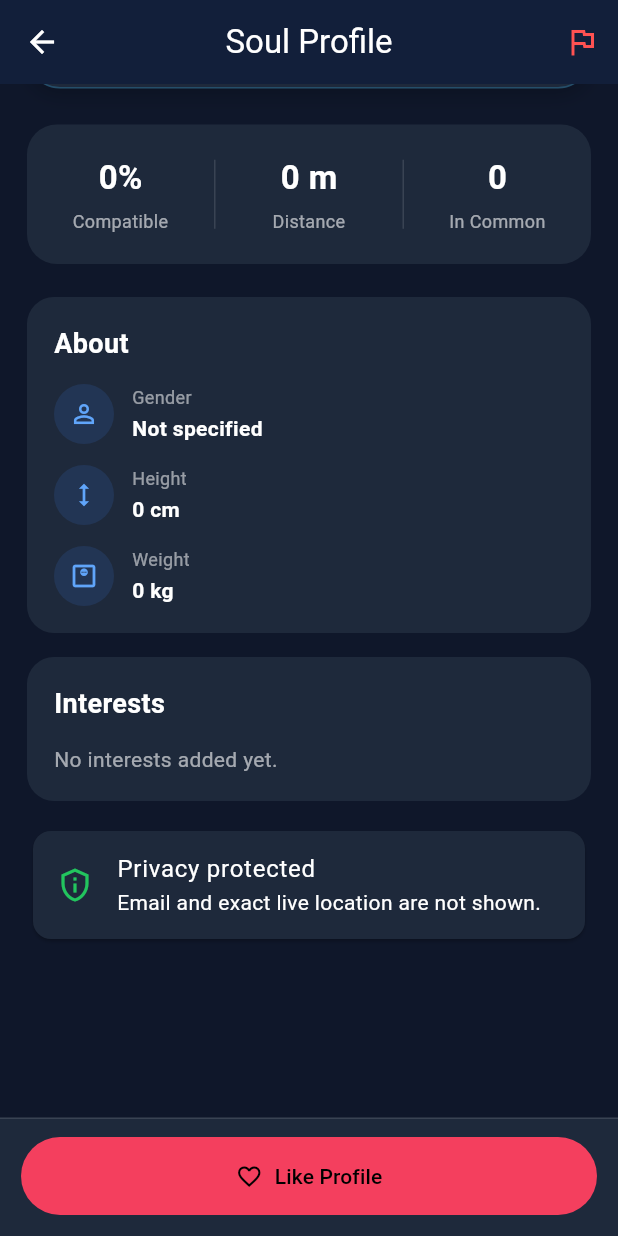
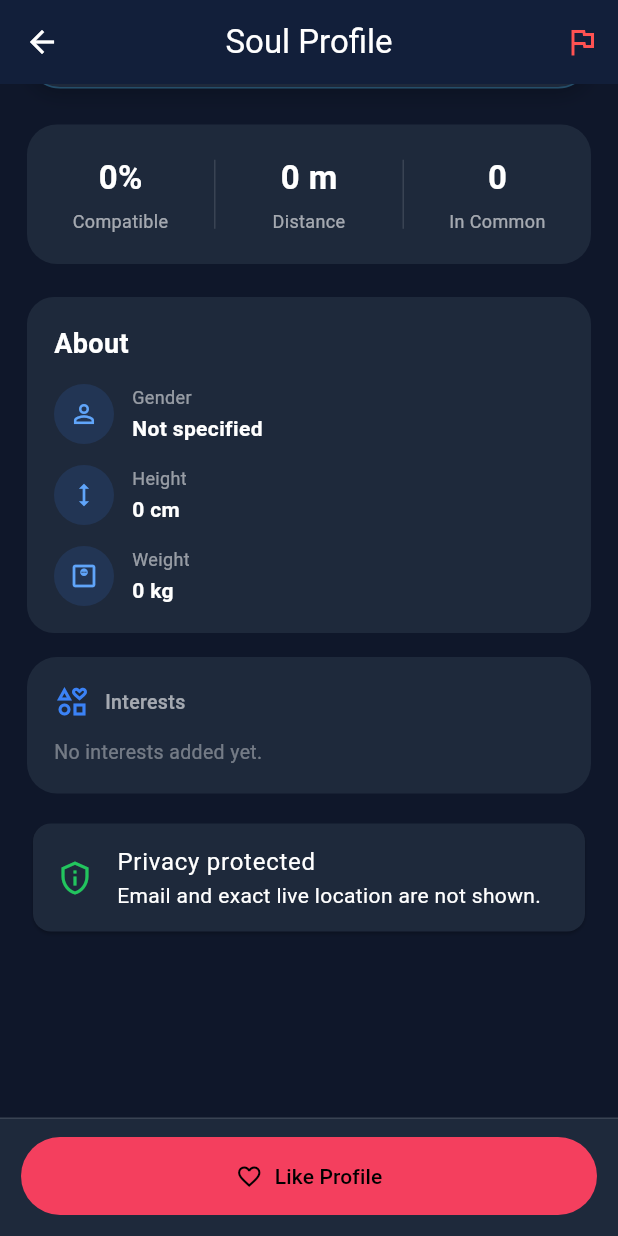
Before and after one commit to yong1412/soul_finder, a Flutter app: the PublicUserProfileView screen opened directly with empty values, scrolled down 352 dp, on a phone screen of 412 x 824 dp. Run offline on Flutter 3.47's test engine with Material 3 defaults, Android fonts, the phone set to English and light mode, and no system bars; our stand-ins replace cloud_firestore, firebase_auth, firebase_core, flutter_map, geolocator, google_maps_flutter and 2 more; missing offline and left inert: media_kit, media_kit_video; accounts and stored records are empty.

Commit message:
Update public_user_profile_view.dart

```diff
--- a/lib/views/public_user_profile_view.dart
+++ b/lib/views/public_user_profile_view.dart
@@ -2,6 +2,7 @@ import 'dart:convert';
 
 import 'package:flutter/material.dart';
 
+import '../models/interest_data.dart';
 import '../services/match_service.dart';
 import '../services/profile_stats_service.dart';
 import '../services/report_service.dart';
@@ -397,51 +398,89 @@ class _PublicUserProfileViewState extends State<PublicUserProfileView> {
             ),
           ),
           const SizedBox(height: 16),
-          _ProfileSection(
-            title: 'Interests',
-            child: profile.interests.isEmpty
+
+          // Interests Card (Styled identically to UserDashboardView My Profile)
+          Container(
+            width: double.infinity,
+            padding: const EdgeInsets.all(18),
+            decoration: BoxDecoration(
+              color: const Color(0xFF1E293B),
+              borderRadius: BorderRadius.circular(20),
+            ),
+            child: Column(
+              crossAxisAlignment: CrossAxisAlignment.start,
+              children: [
+                const Row(
+                  children: [
+                    Icon(
+                      Icons.interests_outlined,
+                      color: Color(0xFF3B82F6),
+                    ),
+                    SizedBox(width: 10),
+                    Text(
+                      'Interests',
+                      style: TextStyle(
+                        color: Colors.white60,
+                        fontSize: 13,
+                        fontWeight: FontWeight.w500,
+                      ),
+                    ),
+                  ],
+                ),
+                const SizedBox(height: 12),
+                profile.interests.isEmpty
                     ? const Text(
                         'No interests added yet.',
-              style: TextStyle(color: Colors.white60),
+                        style: TextStyle(color: Colors.white38, fontSize: 13),
                       )
                     : Wrap(
-              spacing: 9,
-              runSpacing: 9,
-              children: profile.interests
-                  .map(
-                    (interest) => Chip(
+                        spacing: 8,
+                        runSpacing: 8,
+                        children: profile.interests.map((rawInterest) {
+                          final isCommon = candidate.commonInterests.any(
+                            (item) => item.toLowerCase() == rawInterest.toLowerCase(),
+                          );
+                          final label = InterestData.getLabel(rawInterest);
+
+                          return Chip(
                             avatar: Icon(
-                    candidate.commonInterests.any(
-                          (item) =>
-                      item.toLowerCase() ==
-                          interest.toLowerCase(),
-                    )
-                        ? Icons.favorite
-                        : Icons.tag,
-                    size: 16,
-                    color: candidate.commonInterests.any(
-                          (item) =>
-                      item.toLowerCase() ==
-                          interest.toLowerCase(),
-                    )
-                        ? const Color(0xFFF43F5E)
-                        : Colors.white54,
+                              isCommon ? Icons.favorite : Icons.tag,
+                              size: 14,
+                              color: isCommon ? const Color(0xFFF43F5E) : const Color(0xFF38BDF8),
                             ),
-                  label: Text(interest),
-                  backgroundColor: const Color(0xFF273449),
-                  side: BorderSide.none,
+                            label: Text(
+                              label,
+                              style: TextStyle(
+                                color: isCommon ? const Color(0xFFF43F5E) : Colors.white,
+                                fontWeight: isCommon ? FontWeight.bold : FontWeight.w500,
+                                fontSize: 12,
                               ),
-              )
-                  .toList(),
                             ),
+                            backgroundColor: isCommon
+                                ? const Color(0xFFF43F5E).withValues(alpha: 0.15)
+                                : const Color(0xFF3B82F6).withValues(alpha: 0.12),
+                            side: BorderSide(
+                              color: isCommon
+                                  ? const Color(0xFFF43F5E).withValues(alpha: 0.4)
+                                  : const Color(0xFF3B82F6).withValues(alpha: 0.3),
+                              width: 1,
+                            ),
+                            shape: RoundedRectangleBorder(
+                              borderRadius: BorderRadius.circular(12),
+                            ),
+                          );
+                        }).toList(),
                       ),
                 if (candidate.commonInterests.isNotEmpty) ...[
                   const SizedBox(height: 12),
                   const Text(
-              'The heart icon marks an interest you both share.',
-              style: TextStyle(color: Colors.white54, fontSize: 12),
+                    '❤️ Pink heart badges mark interests you both share in common!',
+                    style: TextStyle(color: Color(0xFFF43F5E), fontSize: 11, fontWeight: FontWeight.bold),
                   ),
                 ],
+              ],
+            ),
+          ),
           const SizedBox(height: 16),
           const Card(
             color: Color(0xFF1E293B),
```
Lines whose indentation alone changed are shown as unchanged.
